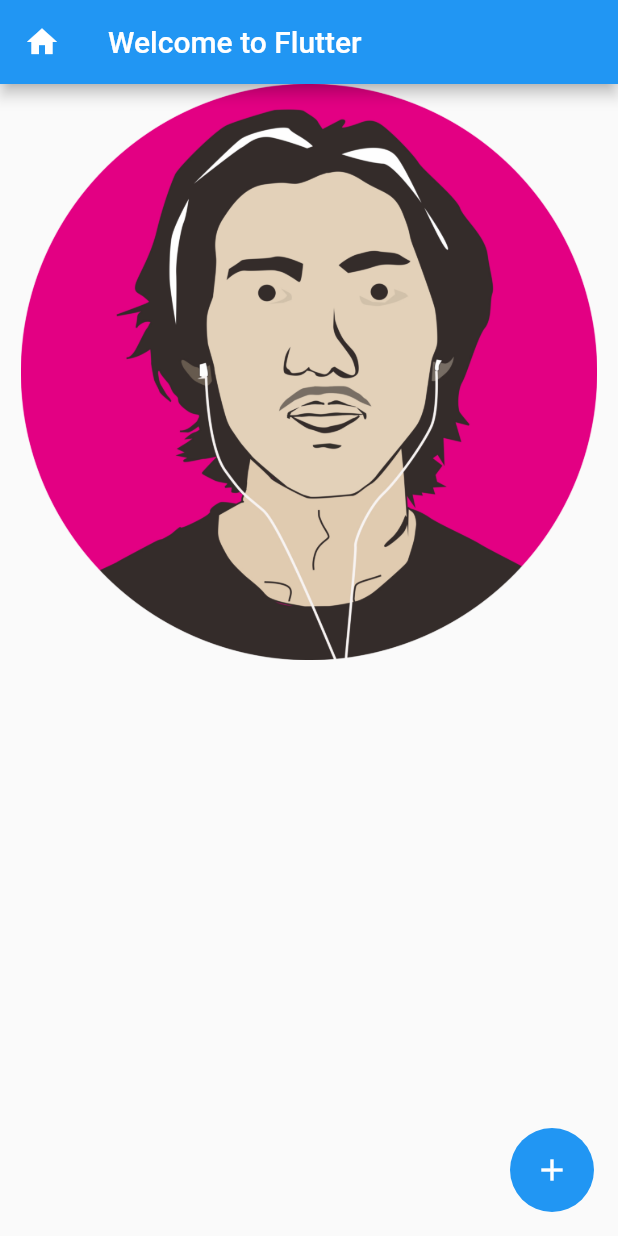
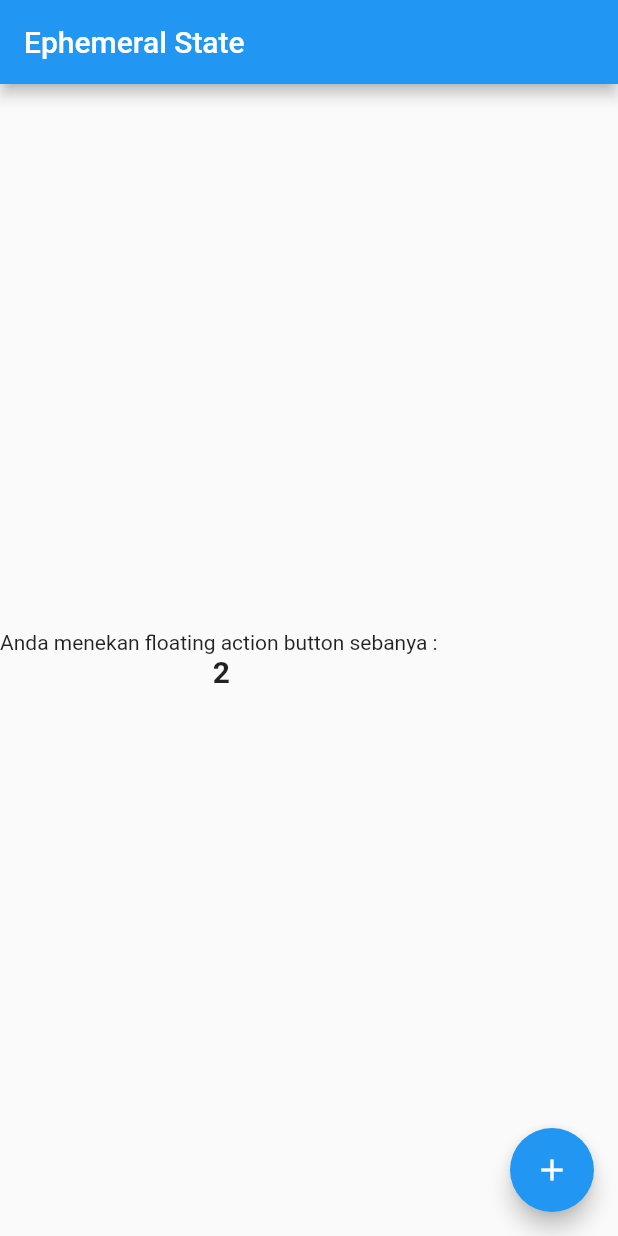
Before and after one commit to thefvnday/Flutter_Basic, a Flutter app: the screen it shows after launch, after a tap on the "add" icon, on a phone screen of 412 x 824 dp. Run offline on Flutter 3.47's test engine with Material 2 defaults, Android fonts, the phone set to English and light mode, and no system bars.

Commit message:
menambahkan ephemeral state

```diff
--- a/lib/main.dart
+++ b/lib/main.dart
@@ -3,9 +3,10 @@ import 'package:flutter/rendering.dart';
 import 'package:hollo_world/widget/text_widget.dart';
 
 void main() {
-  runApp(MaterialApp(
+  runApp(
+    MaterialApp(
     title: "Hello World",
-    home: HomePage(),
+    home: _CounterpPage(),
     routes: <String,WidgetBuilder>{
       "/avatar2": (BuildContext context) =>
       SocmedPage(name: "avatar2", image:"assets/avatar2.png"),  //deklarasi root
@@ -48,7 +49,44 @@ class HomePage extends StatelessWidget {
   }
 }
 
+//App State -> Simple State Management , tambahkan provider ^4.3.2 pada pubspace yaml
 
+
+// Ephemeral State mengatur tampilan hanya pada state tersebut
+class _CounterpPage extends StatefulWidget {
+  const _CounterpPage({ Key? key }) : super(key: key);
+
+  @override
+  __CounterpPageState createState() => __CounterpPageState();
+}
+
+class __CounterpPageState extends State<_CounterpPage> {
+  int _counter =1;
+  @override
+  Widget build(BuildContext context) {
+    return Scaffold(
+      appBar: AppBar(title: Text("Ephemeral State"),),
+      body: Column(
+        mainAxisAlignment: MainAxisAlignment.center,
+        children: [
+          Text("Anda menekan floating action button sebanya : "),
+          Text(
+            "$_counter",
+            style: TextStyle(fontSize: 20, fontWeight: FontWeight.bold),
+          )
+        ],
+      ),
+      floatingActionButton: FloatingActionButton(
+        onPressed:(){
+          setState(() {
+            _counter++;
+          });
+        },
+        child: Icon(Icons.add),
+        ),
+    );
+  }
+}
 
 //Images
 class ImageWidget extends StatelessWidget {
--- a/pubspec.yaml
+++ b/pubspec.yaml
@@ -28,6 +28,7 @@ dependencies:
   # The following adds the Cupertino Icons font to your application.
   # Use with the CupertinoIcons class for iOS style icons.
   cupertino_icons: ^1.0.2
+
 
 dev_dependencies:
   flutter_test:
```
